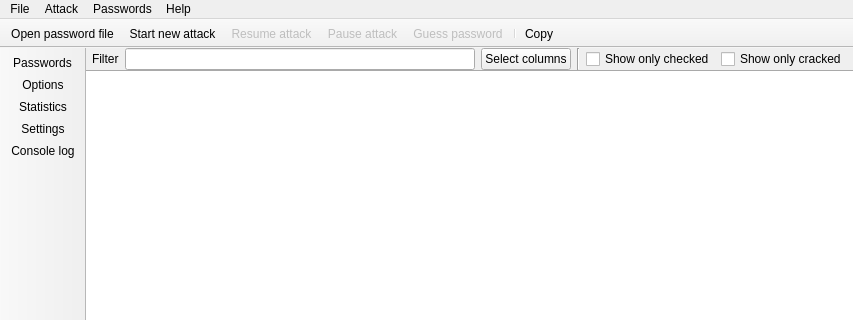
This is forms/mainwindow.ui in openwall/johnny as Qt 5 draws it before an edit; both pictures show x 0 to 853 and y 0 to 320 of the 853 by 655 pixel window. The edited form follows.
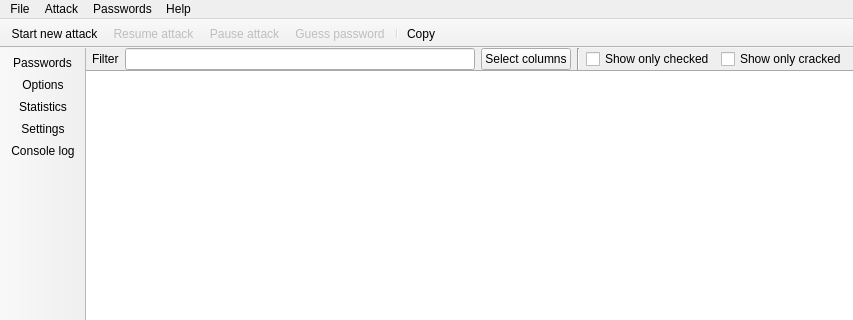
This is the edited form. The open tabs and pages were chosen to show the change. Icons and pictures are not drawn. Custom widgets are drawn as their Qt base class.

What changed in the file:
```diff
--- a/forms/mainwindow.ui
+++ b/forms/mainwindow.ui
@@ -1181,7 +1181,6 @@
    <attribute name="toolBarBreak">
     <bool>false</bool>
    </attribute>
-   <addaction name="actionOpenPassword"/>
    <addaction name="actionStartAttack"/>
    <addaction name="actionResumeAttack"/>
    <addaction name="actionPauseAttack"/>
```
Left out of the diff: 12 changed lines with no effect on the pictures.
